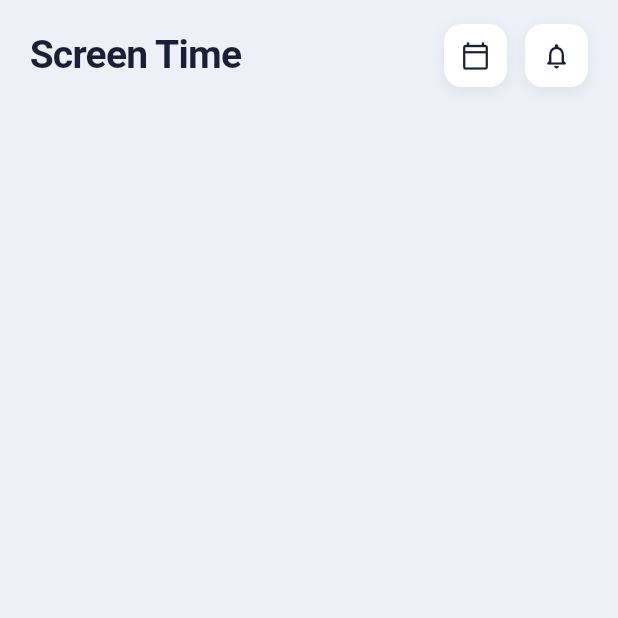
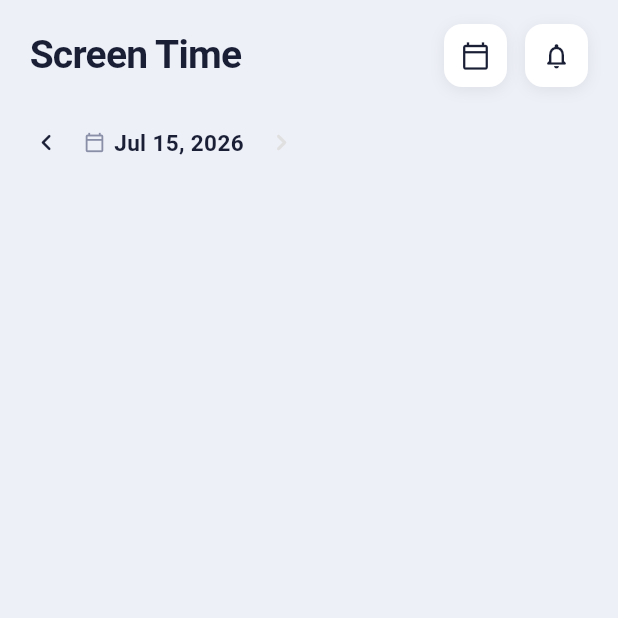
Before and after one commit to div-comcast/screentimetracker, a Flutter app: the screen it shows after launch, on a phone screen of 412 x 824 dp, the top half of it. Run offline on Flutter 3.47's test engine with Material 3 defaults, Android fonts, the phone set to English and light mode, and no system bars.

Commit message:
intoduced date_rangebar

```diff
--- a/lib/frontend/screens/dashboard.dart
+++ b/lib/frontend/screens/dashboard.dart
@@ -2,6 +2,7 @@ import 'package:flutter/material.dart';
 import '../theme/app_theme.dart';
 import '../widgets/header.dart';
 import '../widgets/calendar.dart';
+import '../widgets/date_rangebar.dart';
 
 class DashboardScreen extends StatefulWidget {
   const DashboardScreen({super.key});
@@ -11,8 +12,20 @@ class DashboardScreen extends StatefulWidget {
 }
 
 class _DashboardScreenState extends State<DashboardScreen> {
-  DateTime? _selectedStart;
-  DateTime? _selectedEnd;
+  late DateTime _selectedStart;
+  late DateTime _selectedEnd;
+  late final DateTime _minDate;
+  late final DateTime _maxDate;
+
+  @override
+  void initState() {
+    super.initState();
+    final today = DateTime.now();
+    _maxDate = DateTime(today.year, today.month, today.day);
+    _minDate = _maxDate.subtract(const Duration(days: 20));
+    _selectedStart = _maxDate;
+    _selectedEnd = _maxDate;
+  }
 
   void _openCalendar() {
     showCalendarSheet(
@@ -20,11 +33,34 @@ class _DashboardScreenState extends State<DashboardScreen> {
       onApply: (start, end) {
         setState(() {
           _selectedStart = start;
-          _selectedEnd = end;
+          _selectedEnd = end ?? start;
         });
       },
     );
   }
+
+  void _shiftBack() {
+    final span = _selectedEnd.difference(_selectedStart).inDays;
+    final newStart = _selectedStart.subtract(const Duration(days: 1));
+    if (newStart.isBefore(_minDate)) return;
+    setState(() {
+      _selectedStart = newStart;
+      _selectedEnd = newStart.add(Duration(days: span));
+    });
+  }
+
+  void _shiftForward() {
+    final span = _selectedEnd.difference(_selectedStart).inDays;
+    final newEnd = _selectedEnd.add(const Duration(days: 1));
+    if (newEnd.isAfter(_maxDate)) return;
+    setState(() {
+      _selectedEnd = newEnd;
+      _selectedStart = newEnd.subtract(Duration(days: span));
+    });
+  }
+
+  bool get _canGoBack => _selectedStart.isAfter(_minDate);
+  bool get _canGoForward => _selectedEnd.isBefore(_maxDate);
 
   @override
   Widget build(BuildContext context) {
@@ -35,6 +71,13 @@ class _DashboardScreenState extends State<DashboardScreen> {
           crossAxisAlignment: CrossAxisAlignment.start,
           children: [
             ScreenTimeHeader(onCalendarTap: _openCalendar),
+            DateBar(
+              start: _selectedStart,
+              end: _selectedStart == _selectedEnd ? null : _selectedEnd,
+              onTap: _openCalendar,
+              onBack: _canGoBack ? _shiftBack : null,
+              onForward: _canGoForward ? _shiftForward : null,
+            ),
           ],
         ),
       ),
--- /dev/null
+++ b/lib/frontend/widgets/date_rangebar.dart
@@ -0,0 +1,110 @@
+import 'package:flutter/material.dart';
+import '../theme/app_theme.dart';
+
+class DateBar extends StatelessWidget {
+  final DateTime start;
+  final DateTime? end;
+  final VoidCallback onTap;       // tapping date label opens calendar
+  final VoidCallback? onBack;     // null = arrow disabled
+  final VoidCallback? onForward;  // null = arrow disabled
+
+  const DateBar({
+    super.key,
+    required this.start,
+    this.end,
+    required this.onTap,
+    this.onBack,
+    this.onForward,
+  });
+
+  static const _months = [
+    'Jan', 'Feb', 'Mar', 'Apr', 'May', 'Jun',
+    'Jul', 'Aug', 'Sep', 'Oct', 'Nov', 'Dec',
+  ];
+
+  String get _label {
+    if (end == null) {
+      return '${_months[start.month - 1]} ${start.day}, ${start.year}';
+    }
+    if (start.year == end!.year) {
+      return '${_months[start.month - 1]} ${start.day} – '
+          '${_months[end!.month - 1]} ${end!.day}, ${start.year}';
+    }
+    return '${_months[start.month - 1]} ${start.day}, ${start.year} – '
+        '${_months[end!.month - 1]} ${end!.day}, ${end!.year}';
+  }
+
+  @override
+  Widget build(BuildContext context) {
+    return Padding(
+      padding: const EdgeInsets.symmetric(horizontal: 14.0, vertical: 4.0),
+      child: Row(
+        mainAxisSize: MainAxisSize.min,
+        children: [
+          // Back arrow
+          _ArrowButton(
+            icon: Icons.chevron_left_rounded,
+            onTap: onBack,
+          ),
+          const SizedBox(width: 2),
+          // Date label — tapping opens calendar
+          GestureDetector(
+            onTap: onTap,
+            behavior: HitTestBehavior.opaque,
+            child: Padding(
+              padding: const EdgeInsets.symmetric(horizontal: 6, vertical: 6),
+              child: Row(
+                mainAxisSize: MainAxisSize.min,
+                children: [
+                  Icon(
+                    Icons.calendar_today_outlined,
+                    size: 14,
+                    color: AppColors.textSecondary,
+                  ),
+                  const SizedBox(width: 6),
+                  Text(
+                    _label,
+                    style: const TextStyle(
+                      fontSize: 15,
+                      fontWeight: FontWeight.w600,
+                      color: AppColors.textPrimary,
+                    ),
+                  ),
+                ],
+              ),
+            ),
+          ),
+          const SizedBox(width: 2),
+          // Forward arrow
+          _ArrowButton(
+            icon: Icons.chevron_right_rounded,
+            onTap: onForward,
+          ),
+        ],
+      ),
+    );
+  }
+}
+
+class _ArrowButton extends StatelessWidget {
+  final IconData icon;
+  final VoidCallback? onTap;
+
+  const _ArrowButton({required this.icon, this.onTap});
+
+  @override
+  Widget build(BuildContext context) {
+    final enabled = onTap != null;
+    return GestureDetector(
+      onTap: onTap,
+      child: Padding(
+        padding: const EdgeInsets.all(6),
+        child: Icon(
+          icon,
+          size: 22,
+          color: enabled ? AppColors.textPrimary : Colors.grey.shade300,
+        ),
+      ),
+    );
+  }
+}
```
